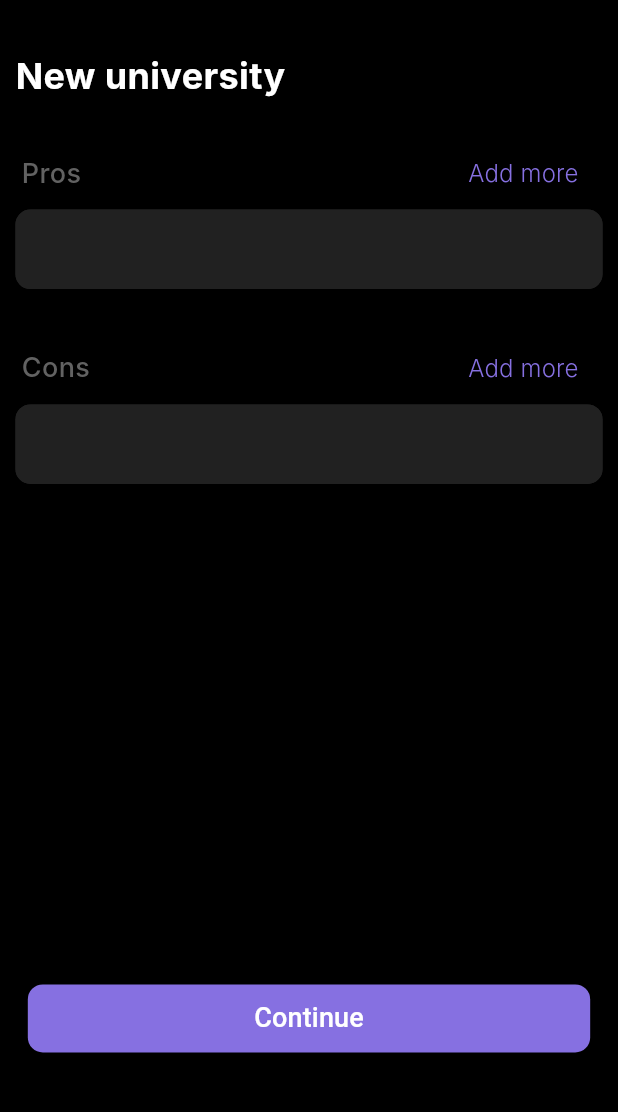
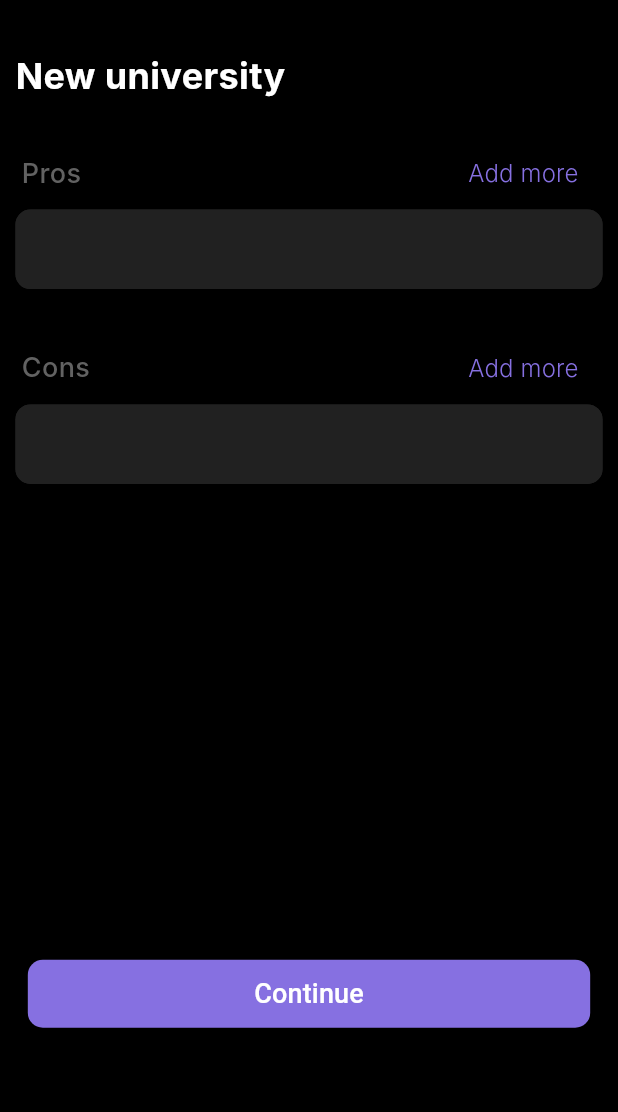
Before and after one commit to thmeofan/education_app, a Flutter app: the ProsAndConsScreen screen opened directly with empty values, on a phone screen of 412 x 824 dp, the part 53-1165 px from its top. Run offline on Flutter 3.47's test engine with Material 3 defaults, Android fonts, the phone set to English and light mode, and no system bars; our stand-ins replace carousel_slider, flutter_bloc, flutter_svg, shared_preferences; missing offline and left inert: flutter_inappwebview; accounts and stored records are empty; Roboto replaces fonts that are missing (Inter, SF Pro Text).

Commit message:
refactoring+ screen adaptation

```diff
--- a/lib/consts/app_colors.dart
+++ b/lib/consts/app_colors.dart
@@ -4,6 +4,4 @@ class AppColors {
   static const Color lightPurpleColor = Color(0xFF8670E1);
   static const Color greyColor = Color(0xFF626262);
   static const Color lightGreyColor = Color(0xFF212121);
-  static const Color orangeColor = Color(0xFFF18666);
-  static const Color yellowColor = Color(0xFFE1BD00);
 }
--- a/lib/consts/app_text_styles/onboarding_text_style.dart
+++ b/lib/consts/app_text_styles/onboarding_text_style.dart
@@ -1,6 +1,4 @@
 import 'package:flutter/material.dart';
-
-import '../app_colors.dart';
 
 class OnboardingTextStyle {
   static const TextStyle introduction = TextStyle(
--- a/lib/data/model/university_info.dart
+++ b/lib/data/model/university_info.dart
@@ -5,7 +5,7 @@ class UniversityInfo {
   int rating;
   List<String> pros;
   List<String> cons;
-  Specialty? specialty; // Changed from List<Specialty> to Specialty
+  Specialty? specialty;
   String cost;
   String duration;
 
@@ -16,7 +16,7 @@ class UniversityInfo {
     this.rating = 0,
     this.pros = const [],
     this.cons = const [],
-    this.specialty, // Changed from this.specialties
+    this.specialty,
     this.cost = '',
     this.duration = '',
   });
@@ -30,7 +30,7 @@ class UniversityInfo {
         'cons': cons,
         'cost': cost,
         'duration': duration,
-        'specialty': specialty?.toJson(), // Changed to support single specialty
+        'specialty': specialty?.toJson(),
       };
 
   factory UniversityInfo.fromJson(Map<String, dynamic> json) => UniversityInfo(
@@ -42,10 +42,9 @@ class UniversityInfo {
         cons: List<String>.from(json['cons']),
         cost: json['cost'],
         duration: json['duration'],
-        specialty:
-            json['specialty'] != null // Check if specialty exists in JSON
-                ? Specialty.fromJson(json['specialty'])
-                : null,
+        specialty: json['specialty'] != null
+            ? Specialty.fromJson(json['specialty'])
+            : null,
       );
 }
 
--- a/lib/views/constructor/view/pros_and_cons.dart
+++ b/lib/views/constructor/view/pros_and_cons.dart
@@ -2,7 +2,6 @@ import 'package:education_app/views/app/widgets/input_widget.dart';
 import 'package:education_app/views/constructor/view/specielties.dart';
 import 'package:flutter/material.dart';
 import 'package:flutter_svg/svg.dart';
-import '../../../consts/app_colors.dart';
 import '../../../consts/app_text_styles/constructor_text_style.dart';
 import '../../../data/model/university_info.dart';
 import '../../app/widgets/chosen_action_button_widget.dart';
@@ -31,7 +30,7 @@ class _ProsAndConsScreenState extends State<ProsAndConsScreen> {
     Size size = MediaQuery.of(context).size;
     int numberOfTextFields = _prosControllers.length + _consControllers.length;
     double spacerHeight =
-        size.height * 0.55 - (numberOfTextFields * size.height * 0.1);
+        size.height * 0.55 - (numberOfTextFields * size.height * 0.11);
     if (spacerHeight < 0) {
       spacerHeight = 0;
     }
@@ -88,7 +87,7 @@ class _ProsAndConsScreenState extends State<ProsAndConsScreen> {
                             SizedBox(
                               width: size.width * 0.01,
                             ),
-                            Text(
+                            const Text(
                               'Pros',
                               style: ConstructorTextStyle.lable,
                             ),
@@ -96,7 +95,7 @@ class _ProsAndConsScreenState extends State<ProsAndConsScreen> {
                             TextButton(
                               onPressed: () =>
                                   _addNewProConField(_prosControllers),
-                              child: Text(
+                              child: const Text(
                                 'Add more',
                                 style: ConstructorTextStyle.add,
                               ),
@@ -121,7 +120,7 @@ class _ProsAndConsScreenState extends State<ProsAndConsScreen> {
                             SizedBox(
                               width: size.width * 0.01,
                             ),
-                            Text(
+                            const Text(
                               'Cons',
                               style: ConstructorTextStyle.lable,
                             ),
@@ -129,7 +128,7 @@ class _ProsAndConsScreenState extends State<ProsAndConsScreen> {
                             TextButton(
                               onPressed: () =>
                                   _addNewProConField(_consControllers),
-                              child: Text(
+                              child: const Text(
                                 'Add more',
                                 style: ConstructorTextStyle.add,
                               ),
--- a/lib/views/constructor/widget/specialty_priority_widget.dart
+++ b/lib/views/constructor/widget/specialty_priority_widget.dart
@@ -35,7 +35,6 @@ class _SpecialtyPriorityState extends State<SpecialtyPriority> {
             child: Container(
               height: size.height * 0.074,
               width: size.width * 0.28,
-              //  padding: EdgeInsets.symmetric(vertical: 8.0, horizontal: 6.0),
               decoration: BoxDecoration(
                 color: AppColors.lightGreyColor,
                 border: Border.all(
--- a/lib/views/home/views/full_info_screen.dart
+++ b/lib/views/home/views/full_info_screen.dart
@@ -1,4 +1,4 @@
-import 'package:education_app/views/home/widgets/star_rating.dart';
+import 'package:education_app/views/home/widgets/star_rating_rep.dart';
 import 'package:flutter/material.dart';
 import 'package:flutter_svg/svg.dart';
 
--- a/lib/views/home/widgets/short_info_widget.dart
+++ b/lib/views/home/widgets/short_info_widget.dart
@@ -1,5 +1,4 @@
-import 'package:education_app/views/constructor/widget/rating_widget.dart';
-import 'package:education_app/views/home/widgets/star_rating.dart';
+import 'package:education_app/views/home/widgets/star_rating_rep.dart';
 import 'package:flutter/material.dart';
 import 'package:flutter_svg/svg.dart';
 
--- a/lib/views/onboarding/widgets/introduction_widget.dart
+++ b/lib/views/onboarding/widgets/introduction_widget.dart
@@ -1,4 +1,3 @@
-import 'package:flutter/material.dart';
 import 'package:flutter/material.dart';
 import 'package:flutter_svg/flutter_svg.dart';
 
--- a/lib/views/settings/views/settings_screen.dart
+++ b/lib/views/settings/views/settings_screen.dart
@@ -1,6 +1,5 @@
 import 'package:flutter/material.dart';
 import 'package:flutter_svg/svg.dart';
-import '../../../consts/app_colors.dart';
 import '../../../consts/app_text_styles/constructor_text_style.dart';
 import '../../../consts/app_text_styles/settings_text_style.dart';
 import '../../app/views/my_in_app_web_view.dart';
```
Also changed, not shown: lib/views/constructor/widget/rating_widget.dart (+5 -8 lines), lib/views/constructor/widget/specielty_widget.dart (deleted, +0 -98 lines), lib/views/home/widgets/star_rating_rep.dart (renamed from lib/views/home/widgets/star_rating.dart, +4 -5 lines).
